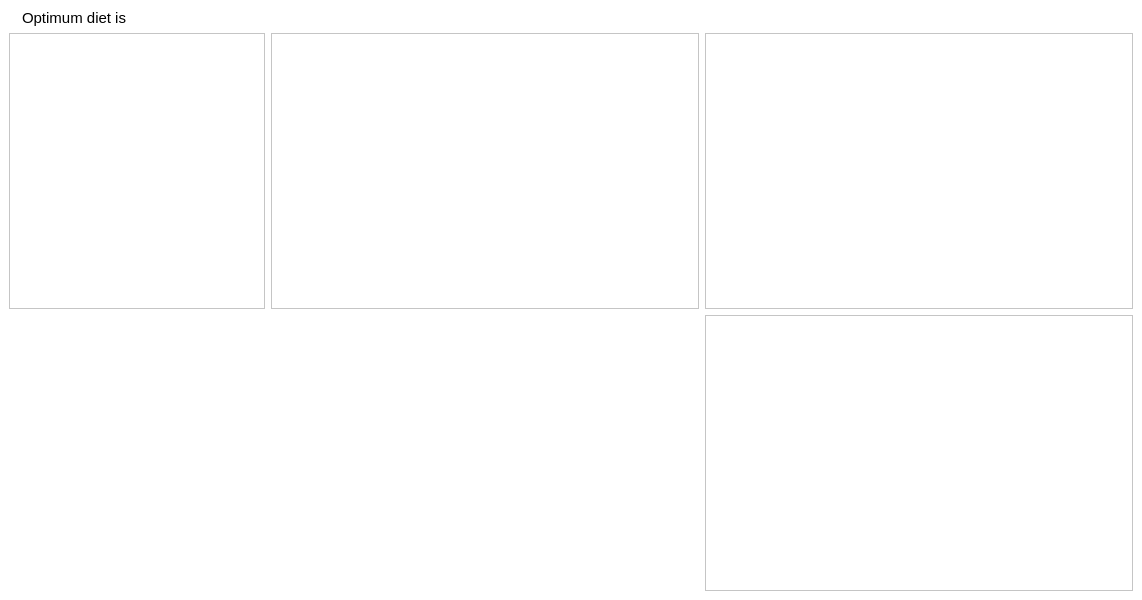
Above: ui/ui_optimumdietwindow.ui from josh-minch/spartan before the change. Below: the same form after it.
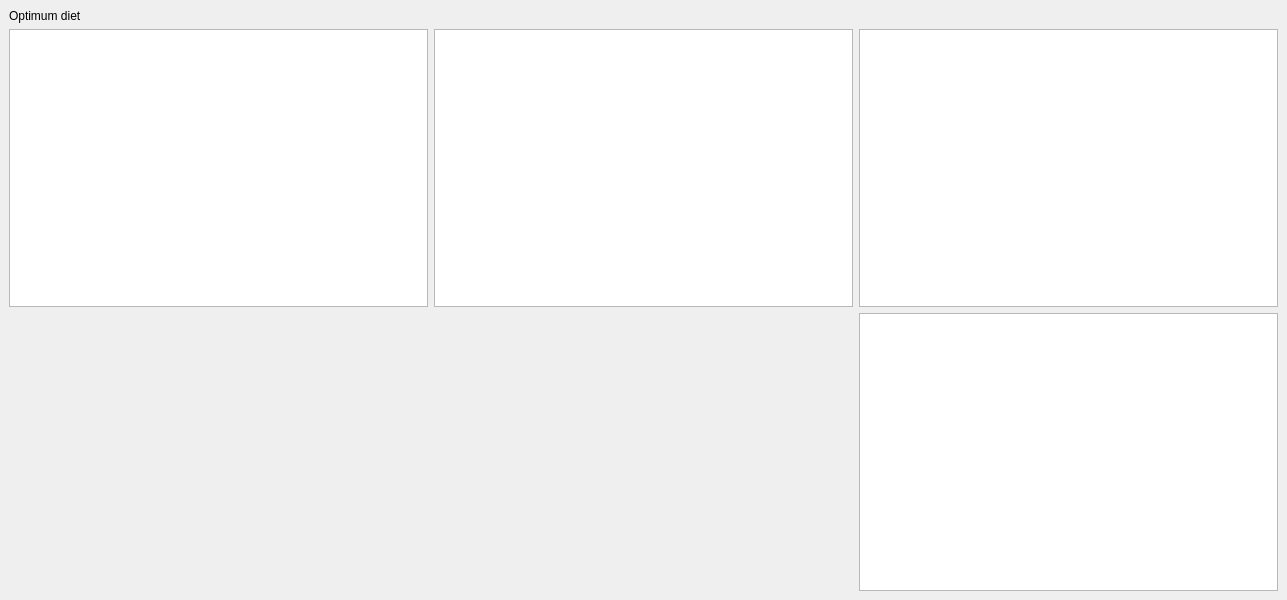
That is the form after the change. Icons and pictures are not drawn.

Commit message: Add individual food selection in opt diet window

Patch:
```diff
--- a/ui/ui_optimumdietwindow.ui
+++ b/ui/ui_optimumdietwindow.ui
@@ -6,160 +6,33 @@
    <rect>
     <x>0</x>
     <y>0</y>
-    <width>1142</width>
+    <width>1287</width>
     <height>600</height>
    </rect>
   </property>
-  <property name="palette">
-   <palette>
-    <active>
-     <colorrole role="Base">
-      <brush brushstyle="SolidPattern">
-       <color alpha="255">
-        <red>255</red>
-        <green>255</green>
-        <blue>255</blue>
-       </color>
-      </brush>
-     </colorrole>
-     <colorrole role="Window">
-      <brush brushstyle="SolidPattern">
-       <color alpha="255">
-        <red>255</red>
-        <green>255</green>
-        <blue>255</blue>
-       </color>
-      </brush>
-     </colorrole>
-    </active>
-    <inactive>
-     <colorrole role="Base">
-      <brush brushstyle="SolidPattern">
-       <color alpha="255">
-        <red>255</red>
-        <green>255</green>
-        <blue>255</blue>
-       </color>
-      </brush>
-     </colorrole>
-     <colorrole role="Window">
-      <brush brushstyle="SolidPattern">
-       <color alpha="255">
-        <red>255</red>
-        <green>255</green>
-        <blue>255</blue>
-       </color>
-      </brush>
-     </colorrole>
-    </inactive>
-    <disabled>
-     <colorrole role="Base">
-      <brush brushstyle="SolidPattern">
-       <color alpha="255">
-        <red>255</red>
-        <green>255</green>
-        <blue>255</blue>
-       </color>
-      </brush>
-     </colorrole>
-     <colorrole role="Window">
-      <brush brushstyle="SolidPattern">
-       <color alpha="255">
-        <red>255</red>
-        <green>255</green>
-        <blue>255</blue>
-       </color>
-      </brush>
-     </colorrole>
-    </disabled>
-   </palette>
-  </property>
   <property name="windowTitle">
-   <string>Spartan - Optimum diet</string>
-  </property>
-  <property name="windowIcon">
-   <iconset>
-    <normaloff>images/icon_trimmed.png</normaloff>images/icon_trimmed.png</iconset>
-  </property>
-  <property name="iconSize">
-   <size>
-    <width>30</width>
-    <height>30</height>
-   </size>
+   <string>MainWindow</string>
   </property>
   <widget class="QWidget" name="centralwidget">
    <layout class="QGridLayout" name="gridLayout">
     <item row="0" column="0">
-     <widget class="QLabel" name="label">
-      <property name="sizePolicy">
-       <sizepolicy hsizetype="Fixed" vsizetype="Preferred">
-        <horstretch>0</horstretch>
-        <verstretch>0</verstretch>
-       </sizepolicy>
-      </property>
-      <property name="text">
-       <string/>
-      </property>
-      <property name="pixmap">
-       <pixmap>images/opt_diet.png</pixmap>
-      </property>
-     </widget>
-    </item>
-    <item row="0" column="1">
      <widget class="QLabel" name="diet_label">
-      <property name="font">
-       <font>
-        <family>Segoe UI</family>
-        <pointsize>11</pointsize>
-       </font>
-      </property>
-      <property name="frameShape">
-       <enum>QFrame::NoFrame</enum>
-      </property>
       <property name="text">
-       <string>Optimum diet is</string>
+       <string>Optimum diet</string>
       </property>
      </widget>
     </item>
-    <item row="1" column="0" colspan="2">
-     <widget class="QTableView" name="diet_view">
-      <property name="showGrid">
-       <bool>false</bool>
-      </property>
-      <attribute name="verticalHeaderVisible">
-       <bool>false</bool>
-      </attribute>
-     </widget>
+    <item row="1" column="0">
+     <widget class="QTableView" name="diet_view"/>
+    </item>
+    <item row="1" column="1">
+     <widget class="QTableView" name="macros_view"/>
     </item>
     <item row="1" column="2">
-     <widget class="QTableView" name="macros_view">
-      <property name="showGrid">
-       <bool>false</bool>
-      </property>
-      <attribute name="verticalHeaderVisible">
-       <bool>false</bool>
-      </attribute>
-     </widget>
+     <widget class="QTableView" name="vits_view"/>
     </item>
-    <item row="1" column="3">
-     <widget class="QTableView" name="vits_view">
-      <property name="showGrid">
-       <bool>false</bool>
-      </property>
-      <attribute name="verticalHeaderVisible">
-       <bool>false</bool>
-      </attribute>
-     </widget>
-    </item>
-    <item row="2" column="3">
-     <widget class="QTableView" name="minerals_view">
-      <property name="showGrid">
-       <bool>false</bool>
-      </property>
-      <attribute name="verticalHeaderVisible">
-       <bool>false</bool>
-      </attribute>
-     </widget>
+    <item row="2" column="2">
+     <widget class="QTableView" name="minerals_view"/>
     </item>
    </layout>
   </widget>
```
The commit also changes 18 other files.
